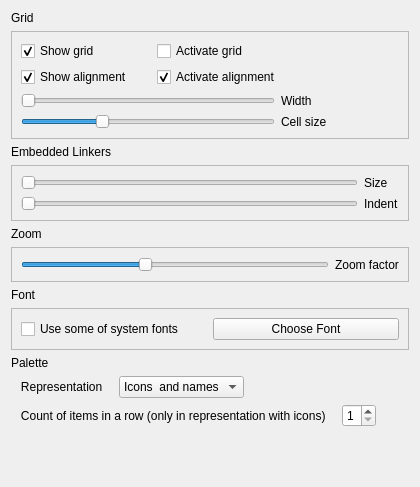
qreal/qreal, file qrgui/dialogs/preferencesPages/editorPage.ui: the form before one commit.
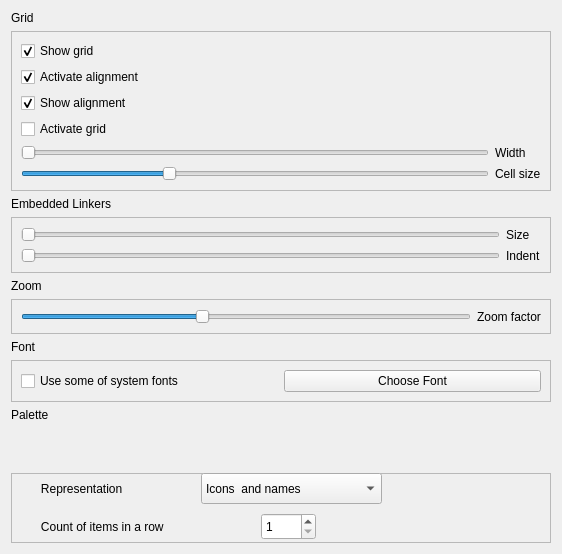
The form after the commit.

Patch:
```diff
--- a/qrgui/dialogs/preferencesPages/editorPage.ui
+++ b/qrgui/dialogs/preferencesPages/editorPage.ui
@@ -6,8 +6,8 @@
    <rect>
     <x>0</x>
     <y>0</y>
-    <width>420</width>
-    <height>487</height>
+    <width>562</width>
+    <height>554</height>
    </rect>
   </property>
   <property name="sizePolicy">
@@ -49,23 +49,7 @@
         </property>
        </widget>
       </item>
-      <item row="0" column="1" colspan="2">
-       <widget class="QCheckBox" name="activateGridCheckBox">
-        <property name="sizePolicy">
-         <sizepolicy hsizetype="Expanding" vsizetype="Fixed">
-          <horstretch>0</horstretch>
-          <verstretch>0</verstretch>
-         </sizepolicy>
-        </property>
-        <property name="text">
-         <string>Activate grid</string>
-        </property>
-        <property name="tristate">
-         <bool>false</bool>
-        </property>
-       </widget>
-      </item>
-      <item row="1" column="0">
+      <item row="2" column="0">
        <widget class="QCheckBox" name="showAlignmentCheckBox">
         <property name="minimumSize">
          <size>
@@ -81,23 +65,7 @@
         </property>
        </widget>
       </item>
-      <item row="1" column="1" colspan="2">
-       <widget class="QCheckBox" name="activateAlignmentCheckBox">
-        <property name="sizePolicy">
-         <sizepolicy hsizetype="Expanding" vsizetype="Fixed">
-          <horstretch>0</horstretch>
-          <verstretch>0</verstretch>
-         </sizepolicy>
-        </property>
-        <property name="text">
-         <string>Activate alignment</string>
-        </property>
-        <property name="checked">
-         <bool>true</bool>
-        </property>
-       </widget>
-      </item>
-      <item row="2" column="0" colspan="2">
+      <item row="4" column="0" colspan="2">
        <widget class="QSlider" name="gridWidthSlider">
         <property name="minimum">
          <number>3</number>
@@ -116,14 +84,14 @@
         </property>
        </widget>
       </item>
-      <item row="2" column="2">
+      <item row="4" column="2">
        <widget class="QLabel" name="label_13">
         <property name="text">
          <string>Width</string>
         </property>
        </widget>
       </item>
-      <item row="3" column="0" colspan="2">
+      <item row="5" column="0" colspan="2">
        <widget class="QSlider" name="indexGridSlider">
         <property name="minimum">
          <number>5</number>
@@ -145,13 +113,45 @@
         </property>
        </widget>
       </item>
-      <item row="3" column="2">
+      <item row="5" column="2">
        <widget class="QLabel" name="label_20">
         <property name="text">
          <string>Cell size</string>
         </property>
        </widget>
       </item>
+      <item row="1" column="0">
+       <widget class="QCheckBox" name="activateAlignmentCheckBox">
+        <property name="sizePolicy">
+         <sizepolicy hsizetype="Expanding" vsizetype="Fixed">
+          <horstretch>0</horstretch>
+          <verstretch>0</verstretch>
+         </sizepolicy>
+        </property>
+        <property name="text">
+         <string>Activate alignment</string>
+        </property>
+        <property name="checked">
+         <bool>true</bool>
+        </property>
+       </widget>
+      </item>
+      <item row="3" column="0">
+       <widget class="QCheckBox" name="activateGridCheckBox">
+        <property name="sizePolicy">
+         <sizepolicy hsizetype="Expanding" vsizetype="Fixed">
+          <horstretch>0</horstretch>
+          <verstretch>0</verstretch>
+         </sizepolicy>
+        </property>
+        <property name="text">
+         <string>Activate grid</string>
+        </property>
+        <property name="tristate">
+         <bool>false</bool>
+        </property>
+       </widget>
+      </item>
      </layout>
     </widget>
    </item>
@@ -299,78 +299,6 @@
      </property>
     </widget>
    </item>
-   <item>
-    <layout class="QHBoxLayout" name="horizontalLayout_2">
-     <item>
-      <widget class="QLabel" name="label_6">
-       <property name="text">
-        <string>   Representation   </string>
-       </property>
-      </widget>
-     </item>
-     <item>
-      <widget class="QComboBox" name="paletteComboBox">
-       <item>
-        <property name="text">
-         <string>Icons  and names</string>
-        </property>
-       </item>
-       <item>
-        <property name="text">
-         <string>Icons</string>
-        </property>
-       </item>
-      </widget>
-     </item>
-     <item>
-      <spacer name="horizontalSpacer_2">
-       <property name="orientation">
-        <enum>Qt::Horizontal</enum>
-       </property>
-       <property name="sizeHint" stdset="0">
-        <size>
-         <width>40</width>
-         <height>20</height>
-        </size>
-       </property>
-      </spacer>
-     </item>
-    </layout>
-   </item>
-   <item>
-    <layout class="QHBoxLayout" name="horizontalLayout">
-     <item>
-      <widget class="QLabel" name="label_7">
-       <property name="text">
-        <string>   Count of items in a row (only in representation with icons)   </string>
-       </property>
-      </widget>
-     </item>
-     <item>
-      <widget class="QSpinBox" name="paletteSpinBox">
-       <property name="minimum">
-        <number>1</number>
-       </property>
-       <property name="maximum">
-        <number>6</number>
-       </property>
-      </widget>
-     </item>
-     <item>
-      <spacer name="horizontalSpacer">
-       <property name="orientation">
-        <enum>Qt::Horizontal</enum>
-       </property>
-       <property name="sizeHint" stdset="0">
-        <size>
-         <width>40</width>
-         <height>20</height>
-        </size>
-       </property>
-      </spacer>
-     </item>
-    </layout>
-   </item>
    <item>
     <spacer name="verticalSpacer">
      <property name="orientation">
@@ -384,6 +312,87 @@
      </property>
     </spacer>
    </item>
+   <item>
+    <widget class="QFrame" name="frame_4">
+     <property name="minimumSize">
+      <size>
+       <width>400</width>
+       <height>70</height>
+      </size>
+     </property>
+     <property name="frameShape">
+      <enum>QFrame::StyledPanel</enum>
+     </property>
+     <property name="frameShadow">
+      <enum>QFrame::Raised</enum>
+     </property>
+     <widget class="QLabel" name="label_6">
+      <property name="geometry">
+       <rect>
+        <x>20</x>
+        <y>0</y>
+        <width>122</width>
+        <height>31</height>
+       </rect>
+      </property>
+      <property name="text">
+       <string>   Representation   </string>
+      </property>
+     </widget>
+     <widget class="QComboBox" name="paletteComboBox">
+      <property name="geometry">
+       <rect>
+        <x>190</x>
+        <y>0</y>
+        <width>181</width>
+        <height>31</height>
+       </rect>
+      </property>
+      <property name="layoutDirection">
+       <enum>Qt::LeftToRight</enum>
+      </property>
+      <item>
+       <property name="text">
+        <string>Icons  and names</string>
+       </property>
+      </item>
+      <item>
+       <property name="text">
+        <string>Icons</string>
+       </property>
+      </item>
+     </widget>
+     <widget class="QLabel" name="label_7">
+      <property name="geometry">
+       <rect>
+        <x>20</x>
+        <y>40</y>
+        <width>211</width>
+        <height>27</height>
+       </rect>
+      </property>
+      <property name="text">
+       <string>   Count of items in a row </string>
+      </property>
+     </widget>
+     <widget class="QSpinBox" name="paletteSpinBox">
+      <property name="geometry">
+       <rect>
+        <x>250</x>
+        <y>40</y>
+        <width>55</width>
+        <height>27</height>
+       </rect>
+      </property>
+      <property name="minimum">
+       <number>1</number>
+      </property>
+      <property name="maximum">
+       <number>6</number>
+      </property>
+     </widget>
+    </widget>
+   </item>
   </layout>
  </widget>
  <resources/>
```
